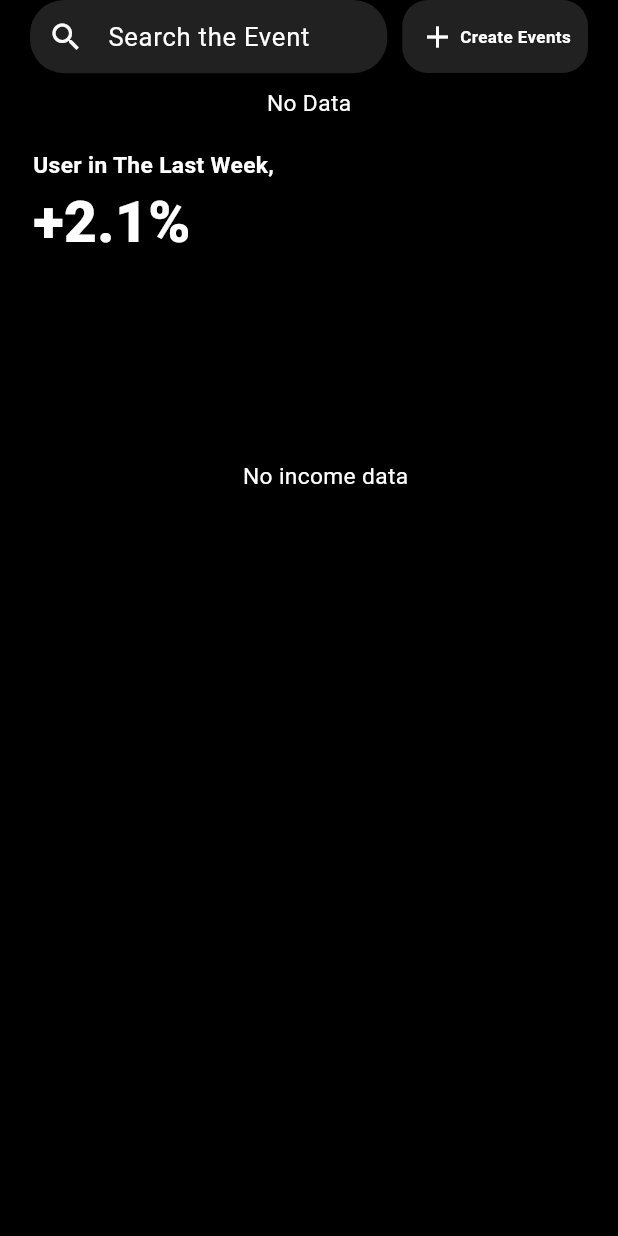
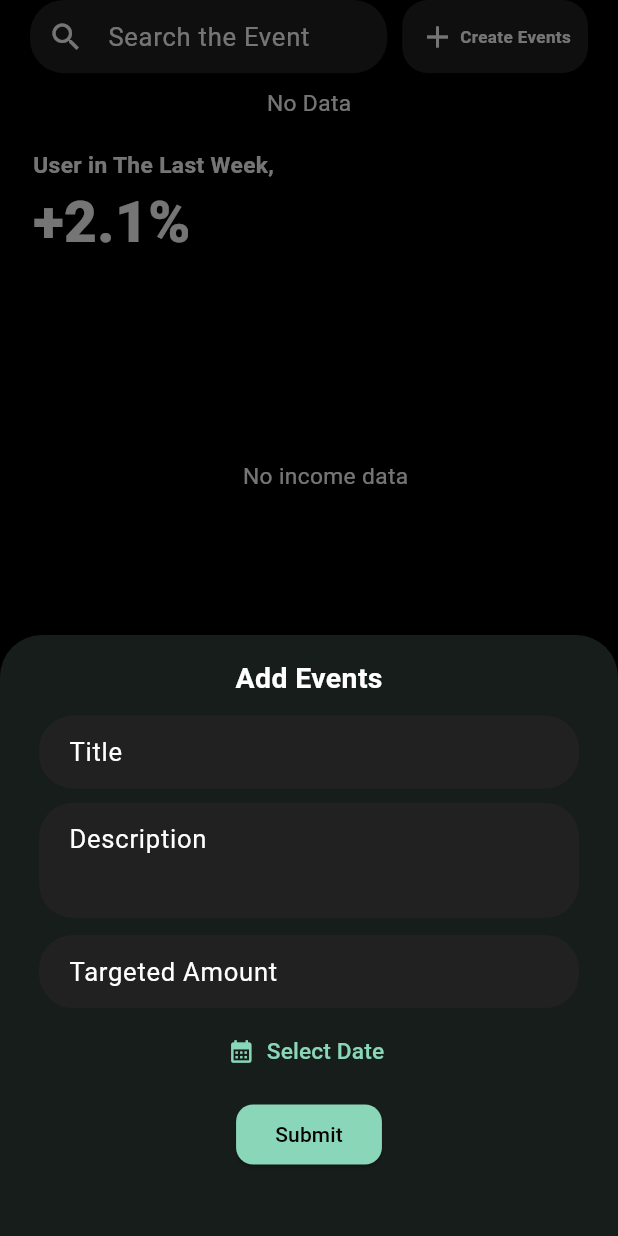
Before and after one commit to safwanmv/Event-Fund-Manager, a Flutter app: the HomeScreen widget shown alone on an empty page, opened directly, after a tap on "Create Events", on a phone screen of 412 x 824 dp. Run offline on Flutter 3.47's test engine with Material 3 defaults, Android fonts, the phone set to English and light mode, and no system bars; our stand-ins replace fl_chart, flutter_screenutil, flutter_slidable, hive, hive_flutter; accounts and stored records are empty.

```diff
--- a/lib/screens/Main Screen/Home/eventAddBottomSheet.dart
+++ b/lib/screens/Main Screen/Home/eventAddBottomSheet.dart
@@ -1,6 +1,10 @@
 import 'package:expense_tracker/CustomWidgets/c_text_form_field.dart';
+import 'package:expense_tracker/db/Event_db/event_db.dart';
+import 'package:expense_tracker/db/Users_db/users_db.dart';
+import 'package:expense_tracker/models/Events/event_model.dart';
 import 'package:flutter/material.dart';
 import 'package:flutter_screenutil/flutter_screenutil.dart';
+import 'package:intl/intl.dart';
 
 class Eventaddbottomsheet extends StatefulWidget {
   const Eventaddbottomsheet({super.key});
@@ -14,8 +18,10 @@ class _EventaddbottomsheetState extends State<Eventaddbottomsheet> {
   final _titleController = TextEditingController();
   final _descriptionController = TextEditingController();
   final _targetedAmountController = TextEditingController();
+  DateTime? selectDateTime;
   @override
   Widget build(BuildContext context) {
+    final color = Theme.of(context).colorScheme;
     return Padding(
       padding: EdgeInsets.only(
         right: 26.w,
@@ -32,6 +38,7 @@ class _EventaddbottomsheetState extends State<Eventaddbottomsheet> {
               "Add Events",
               style: TextStyle(fontSize: 20.sp, fontWeight: FontWeight.bold),
             ),
+            SizedBox(height: 12.h),
             CTextFromField(
               controller: _titleController,
               title: "Title",
@@ -42,6 +49,7 @@ class _EventaddbottomsheetState extends State<Eventaddbottomsheet> {
                 return null;
               },
             ),
+            SizedBox(height: 10.h),
             CTextFromField(
               controller: _descriptionController,
               title: "Description",
@@ -52,9 +60,10 @@ class _EventaddbottomsheetState extends State<Eventaddbottomsheet> {
                 return null;
               },
               keyboardType: TextInputType.multiline,
-              maxLength: null,
+              maxLines: null,
               minLines: 3,
             ),
+            SizedBox(height: 12.h),
             CTextFromField(
               controller: _targetedAmountController,
               title: "Targeted Amount",
@@ -64,10 +73,62 @@ class _EventaddbottomsheetState extends State<Eventaddbottomsheet> {
                 }
                 return null;
               },
+              keyboardType: TextInputType.number,
+            ),
+            SizedBox(height: 5.h),
+            TextButton.icon(
+              onPressed: () async {
+                final selectDateTimeTemp = await showDatePicker(
+                  context: context,
+                  initialDate: DateTime.now(),
+                  firstDate: DateTime.now().subtract(Duration(days: 365)),
+                  lastDate: DateTime.now(),
+                );
+                if (selectDateTimeTemp == null) {
+                  return;
+                }
+                setState(() {
+                  selectDateTime = selectDateTimeTemp;
+                });
+              },
+              label: Text(
+                selectDateTime == null
+                    ? "Select Date"
+                    : formattedDate(selectDateTime!),
+
+                style: TextStyle(fontSize: 16.sp),
+              ),
+              icon: Icon(Icons.calendar_month),
+            ),
+            SizedBox(height: 8.h),
+            ElevatedButton(
+              style: ElevatedButton.styleFrom(
+                padding: EdgeInsets.symmetric(horizontal: 26.w, vertical: 6.h),
+                shape: RoundedRectangleBorder(
+                  borderRadius: BorderRadiusGeometry.circular(12.r),
+                ),
+                backgroundColor: color.primary,
+                foregroundColor: color.surface,
+              ),
+              onPressed: () {
+                if(formKey.currentState!.validate()){
+                  final title=_titleController.text.trim();
+                  final description=_descriptionController.text.trim();
+                  final targetedAmount=_targetedAmountController.text.trim();
+                  final date=selectDateTime;
+                  final userName=
+                  EventModel(title: title, description: description, date: date!, createdBy: usermo, targetedAmount: targetedAmount)
+                }
+              },
+              child: Text("Submit"),
             ),
           ],
         ),
       ),
     );
   }
+
+  String formattedDate(DateTime date) {
+    return DateFormat('dd MMM yyyy').format(date);
+  }
 }
--- a/lib/screens/Main Screen/Home/home_screen.dart
+++ b/lib/screens/Main Screen/Home/home_screen.dart
@@ -3,6 +3,7 @@ import 'dart:developer';
 import 'package:expense_tracker/CustomWidgets/c_text_form_field.dart';
 import 'package:expense_tracker/db/Event_db/event_db.dart';
 import 'package:expense_tracker/db/transaction_db/transaction_db.dart';
+import 'package:expense_tracker/screens/Main%20Screen/Home/eventAddBottomSheet.dart';
 import 'package:expense_tracker/screens/chart/bar_chart_screen.dart';
 import 'package:expense_tracker/widgets/homcreen_top_banner/homescreen_top_banner.dart';
 import 'package:flutter/material.dart';
@@ -94,6 +95,8 @@ class _HomeScreenState extends State<HomeScreen> {
                         : GestureDetector(
                             onTap: () {
                               log("message");
+                              showModalBottomSheet(context: context,isScrollControlled: true, builder: (context)=>Eventaddbottomsheet());
+                              Eventaddbottomsheet();
                             },
                             child: Container(
                               padding: EdgeInsets.symmetric(
```
Also changed, not shown: lib/db/Particpents_db/participents_db.dart (added, +78 -0 lines), lib/models/Participants/participants_model.dart (added, +17 -0 lines).
